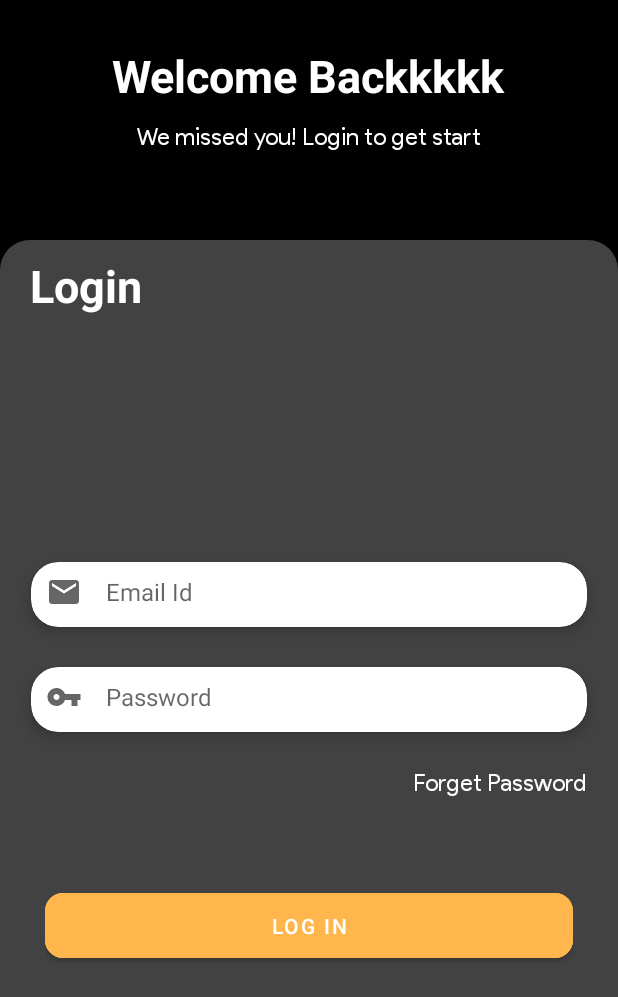
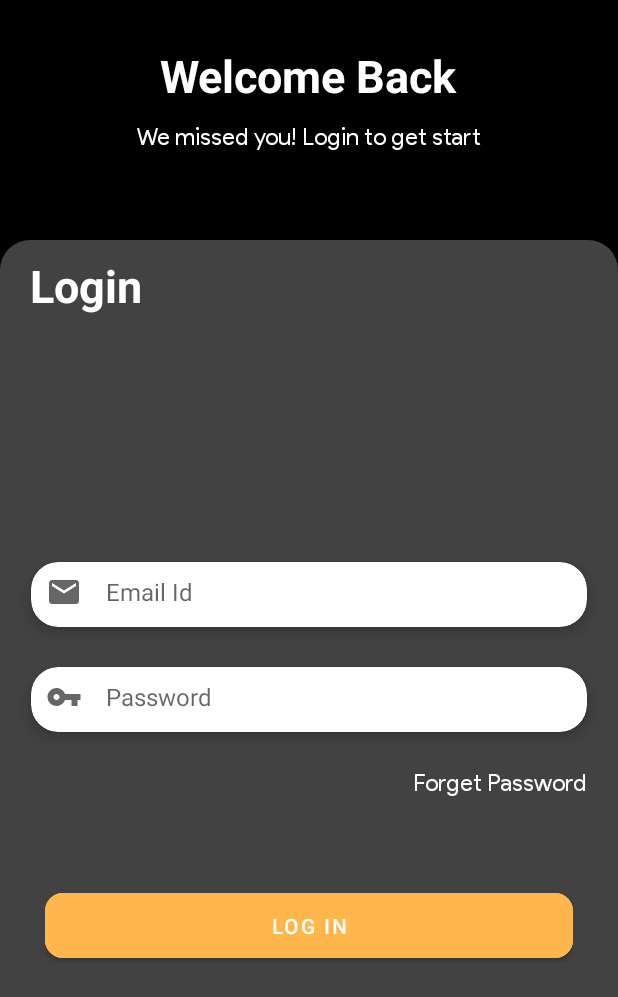
Before and after one commit to gadfixapp/GadfixVendor, an Android app: the LoginActivity screen opened directly, with no data from a screen before it, on a phone screen of 412 x 824 dp. Shown: the top 997 px of the screen. Run offline under Robolectric (Android 15) with nearby library versions, the phone set to English and light mode, and no system bars; our stand-ins replace data binding.

Commit message:
change into login_xml

```diff
--- a/app/src/main/res/layout/activity_login.xml
+++ b/app/src/main/res/layout/activity_login.xml
@@ -16,7 +16,7 @@
             <TextView
                 android:layout_width="wrap_content"
                 android:layout_height="wrap_content"
-                android:text="Welcome Backkkkk"
+                android:text="Welcome Back"
                 android:textColor="@color/white"
                 android:textSize="30dp"
                 android:textStyle="bold"
```
